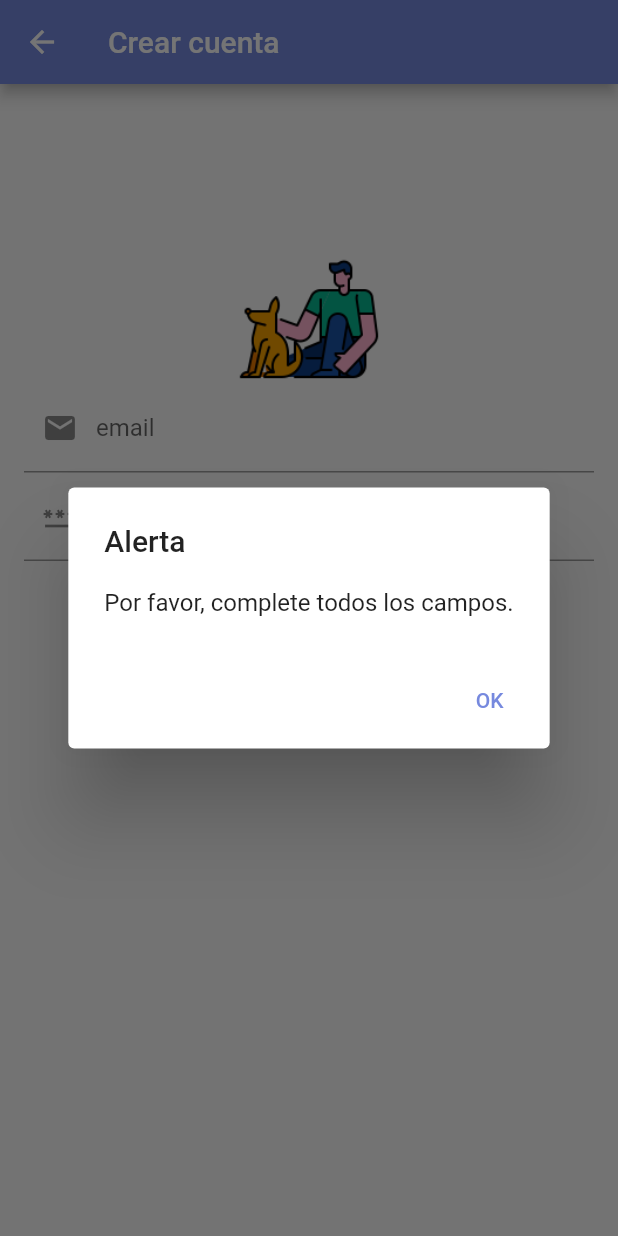
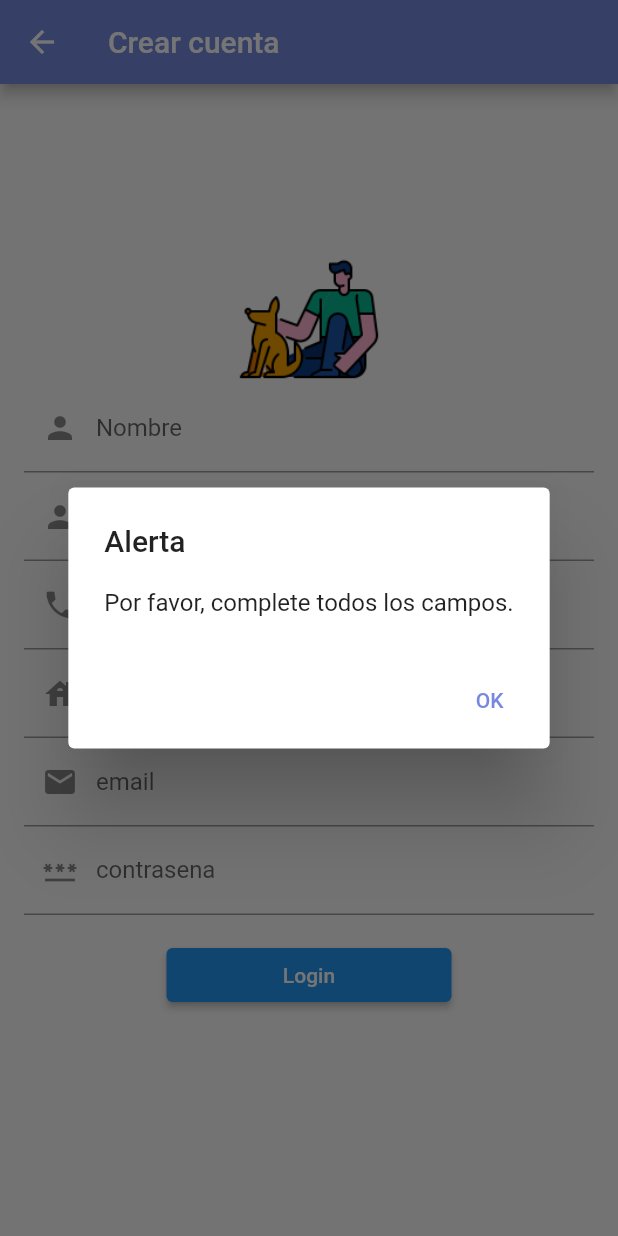
Before and after one commit to cristopher-gomez-m/pet_rescue_flutter, a Flutter app: the CrearCuenta screen opened directly, after a tap on "Login", on a phone screen of 412 x 824 dp. Run offline on Flutter 3.47's test engine with Material 2 defaults, Android fonts, the phone set to English and light mode, and no system bars; our stand-ins replace sqflite; accounts and stored records are empty.

Commit message:
tablas y campos de crear usuario completas

```diff
--- a/lib/MyOpenHelper.dart
+++ b/lib/MyOpenHelper.dart
@@ -2,16 +2,17 @@
 import 'package:path/path.dart' as path;
 
 class MyOpenHelper {
-  static const String userTableCreate='CREATE TABLE IF NOT EXISTS accounts (id INTEGER PRIMARY KEY AUTOINCREMENT,email TEXT,password TEXT)';
-  /*
+  //static const String userTableCreate='CREATE TABLE IF NOT EXISTS usuarios (id INTEGER PRIMARY KEY AUTOINCREMENT,email TEXT,password TEXT)';
+
   static const String userTableCreate =
       'CREATE TABLE usuarios(id INTEGER PRIMARY KEY AUTOINCREMENT, nombre TEXT, apellido TEXT, telefono TEXT, direccion TEXT, email TEXT, password TEXT)';
+
   static const String dogsTableCreate =
       'CREATE TABLE dogs(id INTEGER PRIMARY KEY AUTOINCREMENT, nombre TEXT, edad TEXT, raza TEXT, tamaño TEXT, genero TEXT, vac1 TEXT, vac2 TEXT, vac3 TEXT, vac4 TEXT, imagen_path TEXT, usuario_id INTEGER, FOREIGN KEY(usuario_id) REFERENCES usuarios(id))';
   static const String solicitudTableCreate =
       'CREATE TABLE solicitudes(id INTEGER PRIMARY KEY AUTOINCREMENT, nombres TEXT, telefono TEXT, interes TEXT, vivienda TEXT, espacio TEXT, tiempo TEXT, usuario_id INTEGER, FOREIGN KEY(usuario_id) REFERENCES usuarios(id))';
-*/
-  static const String dbName = 'datosPractica4.db';
+
+  static const String dbName = 'datosPractica6.db';
   static const int dbVersion = 1;
 
   static Future<Database> initDatabase() async {
@@ -23,8 +24,8 @@
       version: dbVersion,
       onCreate: (db, version) async {
         await db.execute(userTableCreate);
-       // await db.execute(dogsTableCreate);
-        //await db.execute(solicitudTableCreate);
+        await db.execute(dogsTableCreate);
+        await db.execute(solicitudTableCreate);
       },
     );
   }
--- a/lib/crear_cuenta.dart
+++ b/lib/crear_cuenta.dart
@@ -13,32 +13,12 @@
 class _CrearCuenta extends State<CrearCuenta> {
   @override
   Widget build(BuildContext context) {
+    TextEditingController nombreController = TextEditingController();
     TextEditingController emailController = TextEditingController();
     TextEditingController passwordController = TextEditingController();
-
-/*
-    Future<Database> initDatabase() async {
-      late Future<Database> database;
-      final databasePath = await getDatabasesPath();
-      final pathToDatabase = path.join(databasePath, 'my_database.db');
-      database = openDatabase(
-        pathToDatabase,
-        version: 1,
-        onCreate: (db, version) async {
-          await db.execute(
-            '''
-          CREATE TABLE IF NOT EXISTS accounts (
-            id INTEGER PRIMARY KEY AUTOINCREMENT,
-            email TEXT,
-            password TEXT
-          )
-          ''',
-          );
-        },
-      );
-      return database;
-    }
-*/
+    TextEditingController apellidoController = TextEditingController();
+    TextEditingController telefonoController = TextEditingController();
+    TextEditingController direccionController = TextEditingController();
     @override
     Future<void> initState() async {
       super.initState();
@@ -67,11 +47,24 @@
       );
     }
 
-    Future<void> _insertAccount(String email, String password) async {
+    Future<void> _insertAccount() async {
       var db = await MyOpenHelper.initDatabase();
+      String email = emailController.text;
+      String password = passwordController.text;
+      String nombre = nombreController.text;
+      String apellido = apellidoController.text;
+      String telefono = telefonoController.text;
+      String direccion = direccionController.text;
       await db.insert(
-        'accounts',
-        {'email': email, 'password': password},
+        'usuarios',
+        {
+          'email': email,
+          'password': password,
+          'nombre': nombre,
+         'apellido': apellido,
+          'telefono':telefono,
+          'direccion':direccion
+        },
         conflictAlgorithm: ConflictAlgorithm.replace,
       );
       // ignore: use_build_context_synchronously
@@ -83,7 +76,9 @@
     }
 
     bool _validateFields() {
-      if (emailController.text.isEmpty || passwordController.text.isEmpty) {
+      if (emailController.text.isEmpty || passwordController.text.isEmpty
+      /*|| nombreController.text.isEmpty || apellidoController.text.isEmpty
+      || telefonoController.text.isEmpty || direccionController.text.isEmpty*/) {
         _showAlertDialog(context, 'Por favor, complete todos los campos.');
         return false;
       }
@@ -106,20 +101,34 @@
                   height: 100.0,
                 ),
               ),
-              /*
               TextFormField(
+                controller: nombreController,
                 decoration: const InputDecoration(
-                    labelText: 'Nombre', prefixIcon: Icon(Icons.person)),
+                  labelText: 'Nombre',
+                  prefixIcon: Icon(Icons.person),
+                ),
               ),
               TextFormField(
+                controller: apellidoController,
                 decoration: const InputDecoration(
-                    labelText: 'Apellido', prefixIcon: Icon(Icons.person)),
+                  labelText: 'Apellido',
+                  prefixIcon: Icon(Icons.person),
+                ),
               ),
               TextFormField(
+                controller: telefonoController,
                 decoration: const InputDecoration(
-                    labelText: 'telefono', prefixIcon: Icon(Icons.phone)),
+                  labelText: 'telefono',
+                  prefixIcon: Icon(Icons.phone),
+                ),
               ),
-              */
+              TextFormField(
+                controller: direccionController,
+                decoration: const InputDecoration(
+                  labelText: 'direccion',
+                  prefixIcon: Icon(Icons.house),
+                ),
+              ),
               TextFormField(
                 controller: emailController,
                 decoration: const InputDecoration(
@@ -128,7 +137,7 @@
                 ),
               ),
               TextFormField(
-                controller:passwordController,
+                controller: passwordController,
                 decoration: const InputDecoration(
                   labelText: 'contrasena',
                   prefixIcon: Icon(Icons.password),
@@ -140,13 +149,10 @@
                 child: FractionallySizedBox(
                   widthFactor: 0.5,
                   child: ElevatedButton(
-                    onPressed: () {
+                    onPressed: () async {
                       // Perform login logic here
-                      if (_validateFields()){
-                        _insertAccount(
-                          emailController.text,
-                          passwordController.text,
-                        ).then((_){
+                      if (_validateFields()) {
+                       await _insertAccount().then((_) {
                           _showSuccessSnackBar(context);
                         });
                       }
```
Also changed, not shown: lib/login.dart (+59 -3 lines).
